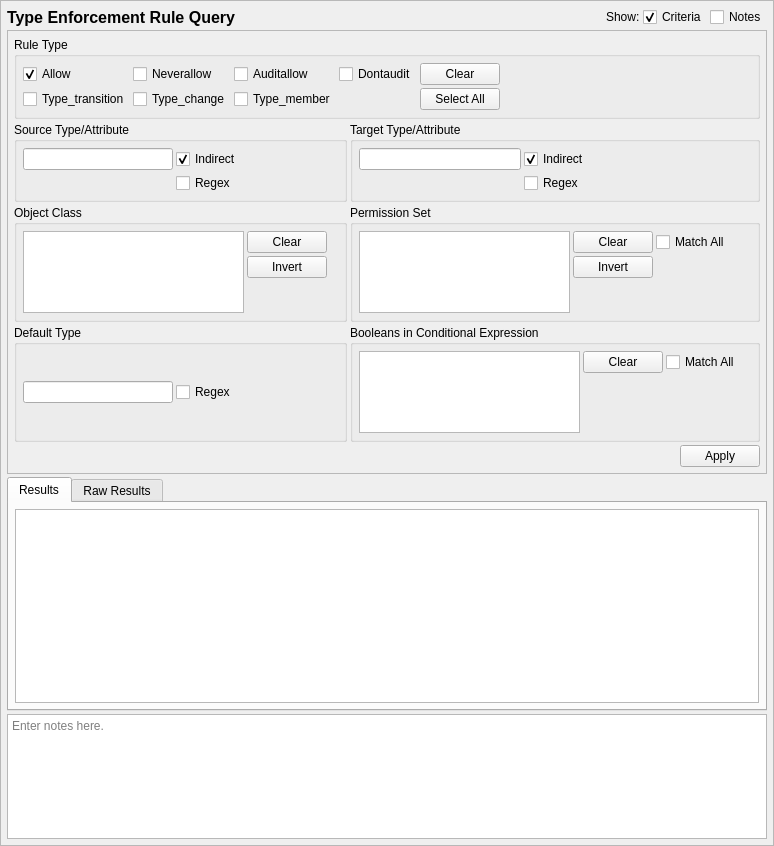
Qt form data/terulequery.ui (SELinuxProject/setools) before a commit.
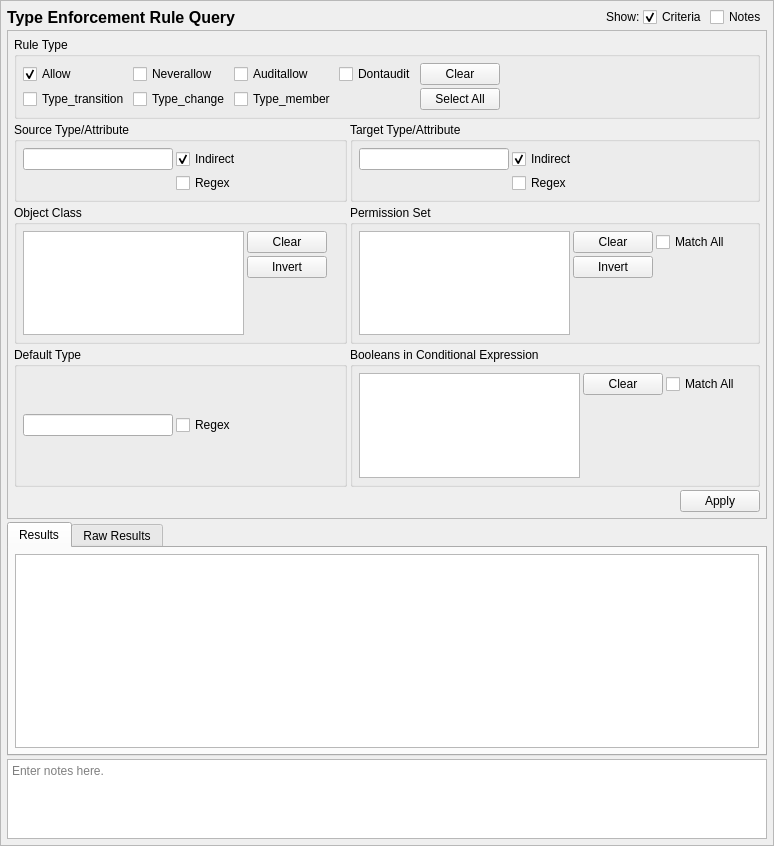
The same form after that commit.

Patch:
```diff
--- a/data/terulequery.ui
+++ b/data/terulequery.ui
@@ -49,10 +49,16 @@
     </property>
     <item row="4" column="0" colspan="5">
      <widget class="QTextEdit" name="notes">
+      <property name="sizePolicy">
+       <sizepolicy hsizetype="Preferred" vsizetype="Preferred">
+        <horstretch>0</horstretch>
+        <verstretch>0</verstretch>
+       </sizepolicy>
+      </property>
       <property name="minimumSize">
        <size>
         <width>0</width>
-        <height>125</height>
+        <height>80</height>
        </size>
       </property>
       <property name="toolTip">
@@ -68,13 +74,19 @@
       <property name="sizePolicy">
        <sizepolicy hsizetype="Preferred" vsizetype="MinimumExpanding">
         <horstretch>0</horstretch>
-        <verstretch>0</verstretch>
+        <verstretch>1</verstretch>
        </sizepolicy>
       </property>
       <property name="currentIndex">
        <number>0</number>
       </property>
       <widget class="QWidget" name="results_framePage1">
+       <property name="sizePolicy">
+        <sizepolicy hsizetype="Preferred" vsizetype="MinimumExpanding">
+         <horstretch>0</horstretch>
+         <verstretch>0</verstretch>
+        </sizepolicy>
+       </property>
        <attribute name="title">
         <string>Results</string>
        </attribute>
@@ -93,6 +105,12 @@
         </property>
         <item>
          <widget class="QTableView" name="table_results">
+          <property name="sizePolicy">
+           <sizepolicy hsizetype="Preferred" vsizetype="MinimumExpanding">
+            <horstretch>0</horstretch>
+            <verstretch>0</verstretch>
+           </sizepolicy>
+          </property>
           <property name="sizeAdjustPolicy">
            <enum>QAbstractScrollArea::AdjustIgnored</enum>
           </property>
@@ -189,6 +207,12 @@
     </item>
     <item row="0" column="2">
      <widget class="QLabel" name="label_2">
+      <property name="sizePolicy">
+       <sizepolicy hsizetype="Preferred" vsizetype="Fixed">
+        <horstretch>0</horstretch>
+        <verstretch>0</verstretch>
+       </sizepolicy>
+      </property>
       <property name="text">
        <string>Show:</string>
       </property>
@@ -280,7 +304,7 @@
           <item row="0" column="1">
            <widget class="QLineEdit" name="target">
             <property name="sizePolicy">
-             <sizepolicy hsizetype="Expanding" vsizetype="Fixed">
+             <sizepolicy hsizetype="Preferred" vsizetype="Fixed">
               <horstretch>0</horstretch>
               <verstretch>0</verstretch>
              </sizepolicy>
@@ -480,7 +504,7 @@
           <item row="0" column="0">
            <widget class="QLineEdit" name="default_type">
             <property name="sizePolicy">
-             <sizepolicy hsizetype="Expanding" vsizetype="Fixed">
+             <sizepolicy hsizetype="Preferred" vsizetype="Fixed">
               <horstretch>0</horstretch>
               <verstretch>0</verstretch>
              </sizepolicy>
@@ -599,7 +623,7 @@
           <item row="0" column="0" rowspan="3" colspan="2">
            <widget class="QListView" name="perms">
             <property name="sizePolicy">
-             <sizepolicy hsizetype="Expanding" vsizetype="Expanding">
+             <sizepolicy hsizetype="Expanding" vsizetype="Preferred">
               <horstretch>0</horstretch>
               <verstretch>0</verstretch>
              </sizepolicy>
@@ -773,7 +797,7 @@
           <item row="0" column="0" rowspan="3">
            <widget class="QListView" name="tclass">
             <property name="sizePolicy">
-             <sizepolicy hsizetype="Expanding" vsizetype="Expanding">
+             <sizepolicy hsizetype="Expanding" vsizetype="Preferred">
               <horstretch>0</horstretch>
               <verstretch>0</verstretch>
              </sizepolicy>
@@ -819,7 +843,7 @@
           <item row="0" column="0" rowspan="2">
            <widget class="QListView" name="bool_criteria">
             <property name="sizePolicy">
-             <sizepolicy hsizetype="Expanding" vsizetype="Expanding">
+             <sizepolicy hsizetype="Expanding" vsizetype="Preferred">
               <horstretch>0</horstretch>
               <verstretch>0</verstretch>
              </sizepolicy>
```
Left out of the diff: 14 changed lines with no effect on the pictures.
